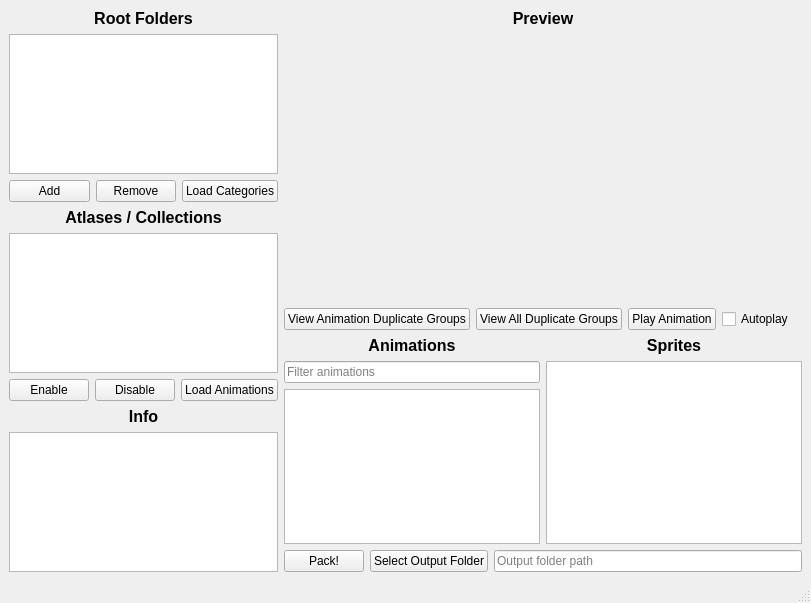
Above: spritepacker.ui from cmot17/CustomKnight-Creator before the change. Below: the same form after it.
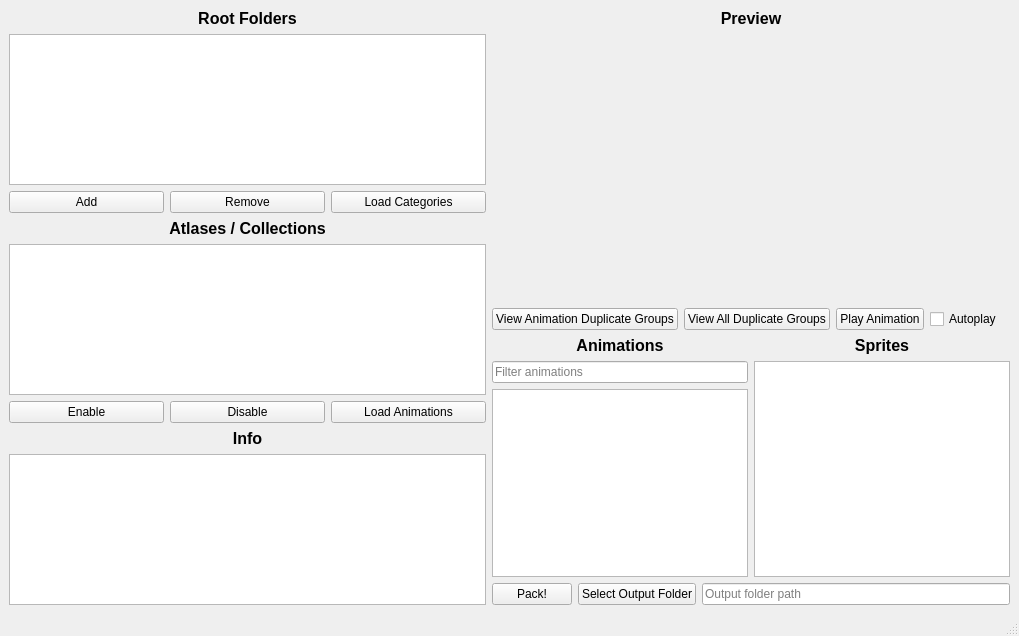
That is the form after the change. Icons and pictures are not drawn.

What changed in the file:
```diff
--- a/spritepacker.ui
+++ b/spritepacker.ui
@@ -6,8 +6,8 @@
    <rect>
     <x>0</x>
     <y>0</y>
-    <width>805</width>
-    <height>603</height>
+    <width>1019</width>
+    <height>636</height>
    </rect>
   </property>
   <property name="windowTitle">
```
Left out of the diff: 88 changed lines with no effect on the pictures.
